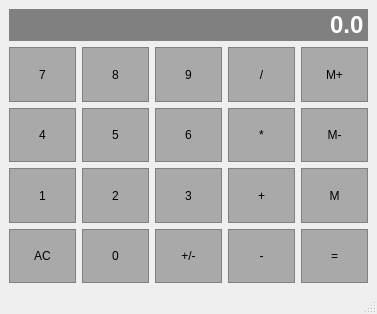
nquintan/Calculator-App, file calculator/calculator.ui: the form before one commit.
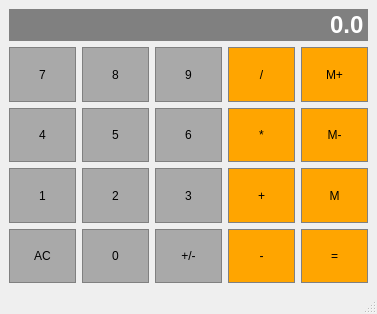
The form after the commit.

Commit message: Basic Funcationality

Patch:
```diff
--- a/calculator/calculator.ui
+++ b/calculator/calculator.ui
@@ -57,7 +57,7 @@
       </property>
       <property name="styleSheet">
        <string notr="true">QPushButton {
-	background-color: #A9A9A9;
+	background-color: #FFA500;
 	border: 1px solid grey;
 	padding: 5px;
 }
@@ -83,7 +83,7 @@
       </property>
       <property name="styleSheet">
        <string notr="true">QPushButton {
-	background-color: #A9A9A9;
+	background-color: #FFA500;
 	border: 1px solid grey;
 	padding: 5px;
 }
@@ -109,7 +109,7 @@
       </property>
       <property name="styleSheet">
        <string notr="true">QPushButton {
-	background-color: #A9A9A9;
+	background-color: #FFA500;
 	border: 1px solid grey;
 	padding: 5px;
 }
@@ -264,7 +264,7 @@
       </property>
       <property name="styleSheet">
        <string notr="true">QPushButton {
-	background-color: #A9A9A9;
+	background-color: #FFA500;
 	border: 1px solid grey;
 	padding: 5px;
 }
@@ -342,7 +342,7 @@
       </property>
       <property name="styleSheet">
        <string notr="true">QPushButton {
-	background-color: #A9A9A9;
+	background-color: #FFA500;
 	border: 1px solid grey;
 	padding: 5px;
 }
@@ -394,7 +394,7 @@
       </property>
       <property name="styleSheet">
        <string notr="true">QPushButton {
-	background-color: #A9A9A9;
+	background-color: #FFA500;
 	border: 1px solid grey;
 	padding: 5px;
 }
@@ -524,7 +524,7 @@
       </property>
       <property name="styleSheet">
        <string notr="true">QPushButton {
-	background-color: #A9A9A9;
+	background-color: #FFA500;
 	border: 1px solid grey;
 	padding: 5px;
 }
@@ -550,7 +550,7 @@
       </property>
       <property name="styleSheet">
        <string notr="true">QPushButton {
-	background-color: #A9A9A9;
+	background-color: #FFA500;
 	border: 1px solid grey;
 	padding: 5px;
 }
```
Left out of the diff: 56 changed lines with no effect on the pictures. The commit also changes 2 other files.
